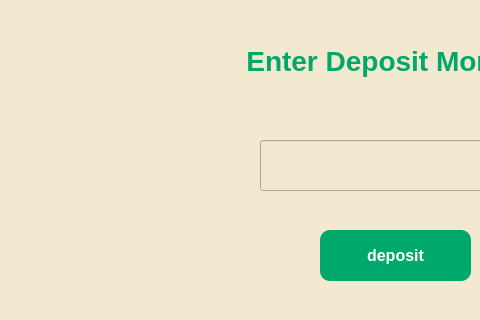
Above: deposit.ui from siddhi-bughani/ATM before the change; both pictures show x 100 to 580 and y 120 to 440 of the 909 by 670 pixel window. Below: the same form after it.
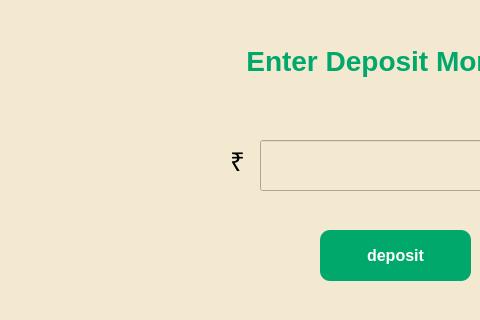
That is the form after the change.

Patch:
```diff
--- a/deposit.ui
+++ b/deposit.ui
@@ -89,6 +89,28 @@
 font-size:24px;
 }</string>
    </property>
+   <property name="text">
+    <string/>
+   </property>
+  </widget>
+  <widget class="QLabel" name="label_2">
+   <property name="geometry">
+    <rect>
+     <x>330</x>
+     <y>260</y>
+     <width>21</width>
+     <height>41</height>
+    </rect>
+   </property>
+   <property name="styleSheet">
+    <string notr="true">QLabel{
+color:black;
+font-size:26px;
+}</string>
+   </property>
+   <property name="text">
+    <string>₹</string>
+   </property>
   </widget>
  </widget>
  <resources/>
```
